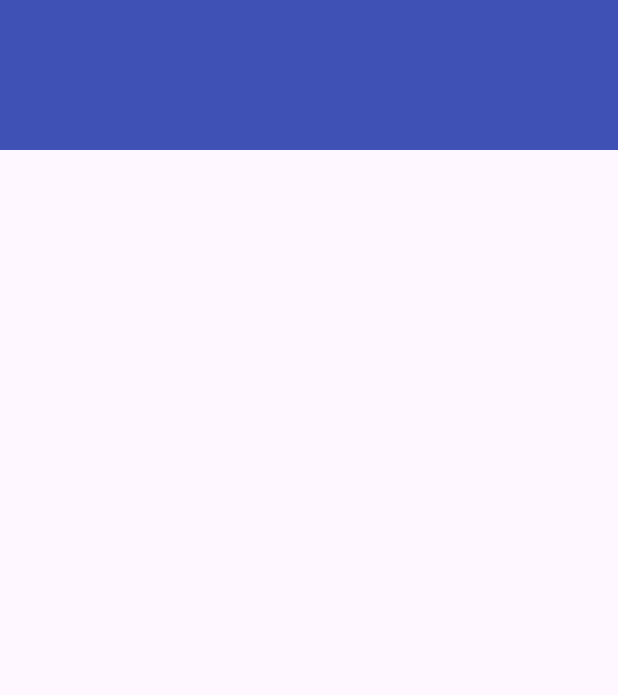
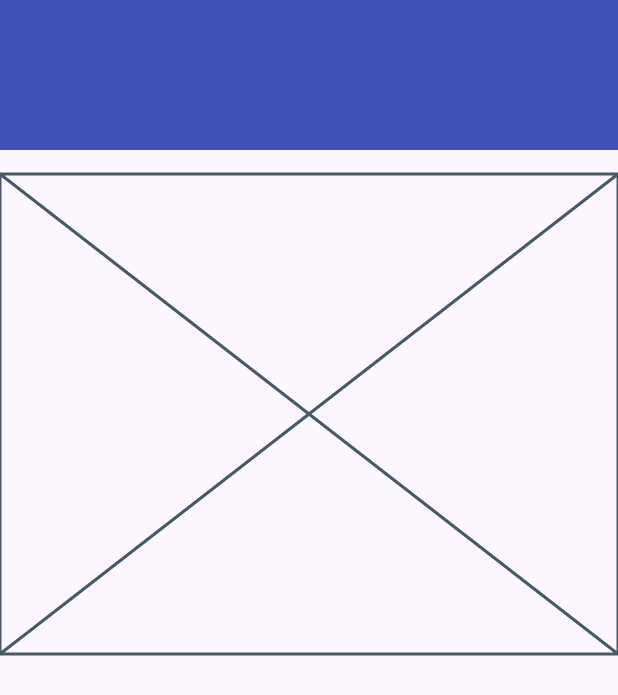
Before and after one commit to JAICHANGPARK/flutter_notebook_chapter_43, a Flutter app: the NewsFeedHomePage screen opened directly, on a phone screen of 412 x 824 dp. Shown: the top 695 px of the screen. Run offline on Flutter 3.47's test engine with Material 3 defaults, Android fonts, the phone set to English and light mode, and no system bars; our stand-ins replace gap, hugeicons.

Commit message:
Update news_feed_home_page.dart

```diff
--- a/lib/ep2163_newsfeed_app/views/news_feed_home_page.dart
+++ b/lib/ep2163_newsfeed_app/views/news_feed_home_page.dart
@@ -18,12 +18,17 @@ class _NewsFeedHomePageState extends State<NewsFeedHomePage> {
             Positioned.fill(
               child: SingleChildScrollView(
                 child: Column(
+                  spacing: 16,
                   crossAxisAlignment: CrossAxisAlignment.start,
                   children: [
                     Container(
                       height: 100,
                       color: Colors.indigo,
                     ),
+                    Container(
+                      height: 320,
+                      child: Placeholder(),
+                    )
 
 
                   ],
```
